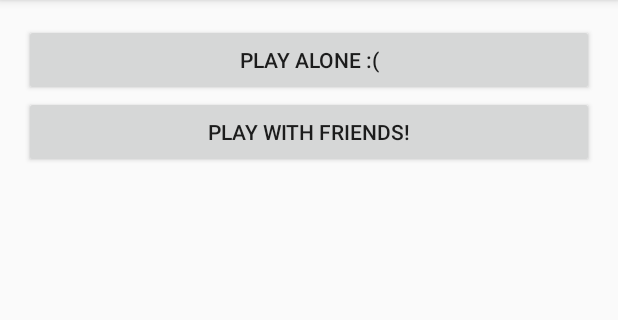
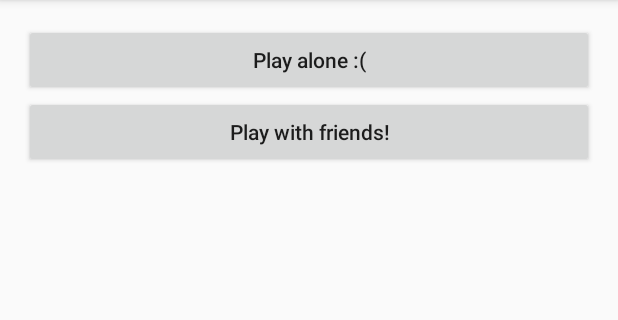
Before and after one commit to dskrundz-school/yourassignment1, an Android app: the screen it shows after launch (mainActivity), on a phone screen of 412 x 824 dp, the part 84-404 px from its top. Run offline under Robolectric (Android 15) with nearby library versions, the phone set to English and light mode, and no system bars.

Commit message:
Added the boutons and it kinda works or something

```diff
--- a/BuzzerApp/app/src/main/java/ca/skrundz/buzzerapp/mainActivity.java
+++ b/BuzzerApp/app/src/main/java/ca/skrundz/buzzerapp/mainActivity.java
@@ -2,8 +2,11 @@ package ca.skrundz.buzzerapp;
 
 import android.support.v7.app.AppCompatActivity;
 import android.os.Bundle;
+import android.util.Log;
 import android.view.Menu;
 import android.view.MenuItem;
+import android.view.View;
+import android.widget.Button;
 
 public class mainActivity extends AppCompatActivity {
 
@@ -34,4 +37,12 @@ public class mainActivity extends AppCompatActivity {
 
         return super.onOptionsItemSelected(item);
     }
+
+    public void onPlayAlone(View button) {
+        Log.i("", "2");
+    }
+
+    public void onPlayWithFriends(View button) {
+        Log.i("", "2");
+    }
 }
--- a/BuzzerApp/app/src/main/res/layout/activity_main.xml
+++ b/BuzzerApp/app/src/main/res/layout/activity_main.xml
@@ -9,17 +9,22 @@
         android:layout_width="wrap_content"
         android:layout_height="wrap_content"
         android:text="@string/single_player"
-        android:id="@+id/singlePlayerButton"
+        android:id="@+id/button"
+        android:textAllCaps="false"
         android:layout_alignParentTop="true"
         android:layout_alignParentStart="true"
-        android:layout_alignParentEnd="true" />
+        android:layout_alignParentEnd="true"
+        android:onClick="onPlayAlone" />
 
     <Button
         android:layout_width="wrap_content"
         android:layout_height="wrap_content"
         android:text="@string/multi_player"
-        android:id="@+id/multiPlayerButton"
-        android:layout_below="@+id/singlePlayerButton"
+        android:id="@+id/button2"
+        android:textAllCaps="false"
+        android:layout_below="@+id/button"
+        android:layout_alignParentStart="true"
         android:layout_alignParentEnd="true"
-        android:layout_alignParentStart="true" />
+        android:onClick="onPlayWithFriends" />
+
 </RelativeLayout>
--- a/BuzzerApp/app/src/main/res/values/strings.xml
+++ b/BuzzerApp/app/src/main/res/values/strings.xml
@@ -4,5 +4,5 @@
     <string name="action_settings">Settings</string>
 
     <string name="single_player">Play alone :(</string>
-    <string name="multi_player">play with friends!</string>
+    <string name="multi_player">Play with friends!</string>
 </resources>
```
